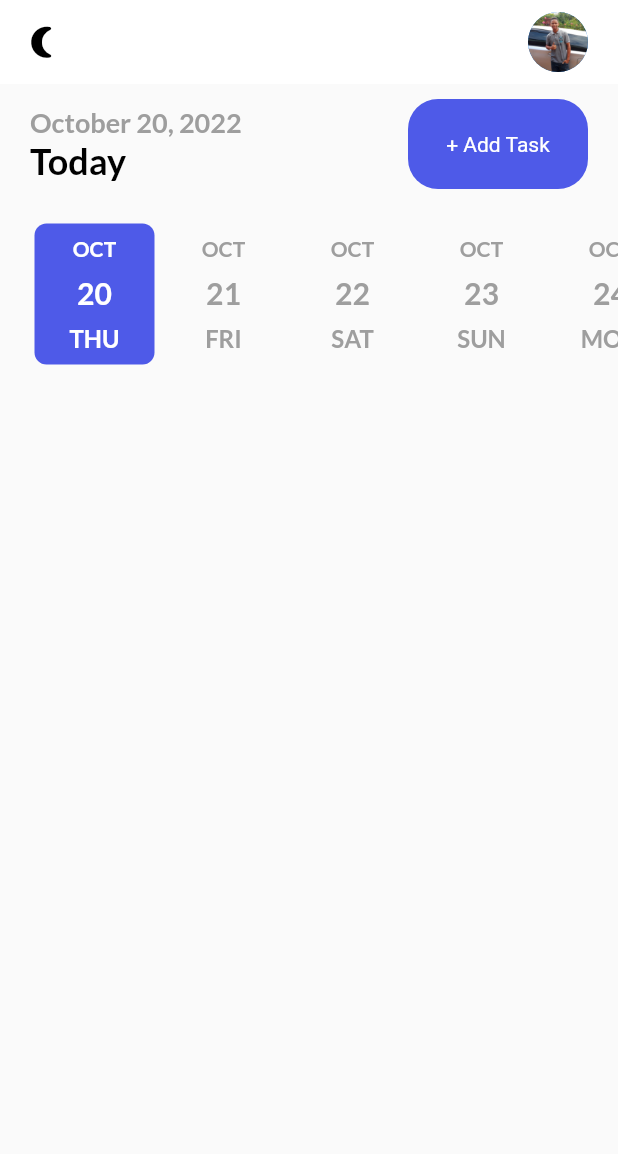
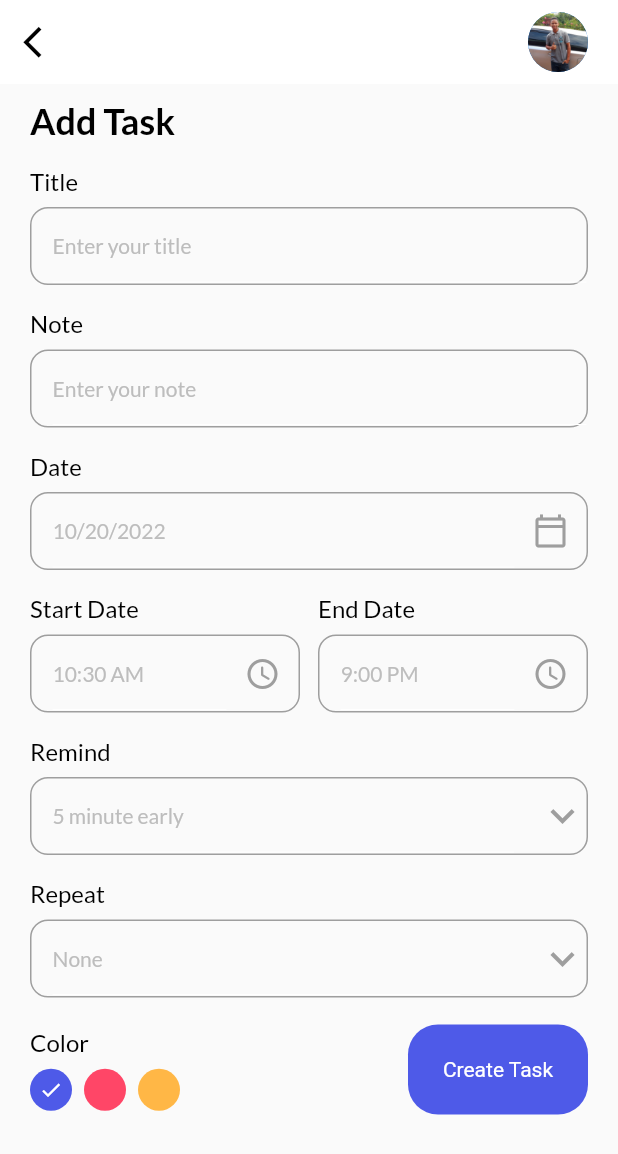
Before and after one commit to Alexandafransi/notify_app, a Flutter app: the screen it shows after launch, after a tap on "+ Add Task", on a phone screen of 412 x 824 dp. Shown: the top 1154 px of the screen. Run offline on Flutter 3.47's test engine with Material 2 defaults, Android fonts, the phone set to English and light mode, and no system bars; drawn by our look-alikes of date_picker_timeline; our stand-ins replace flutter_local_notifications, get, get_storage, google_fonts, timezone.

Commit message:
add task form/page added

```diff
--- /dev/null
+++ b/lib/ui/add_task_bar.dart
@@ -0,0 +1,239 @@
+import 'package:flutter/material.dart';
+import 'package:get/get.dart';
+import 'package:intl/intl.dart';
+import 'package:notify_app/ui/theme.dart';
+import 'package:notify_app/ui/widgets/button.dart';
+import 'package:notify_app/ui/widgets/input_field.dart';
+
+class AddTaskPage extends StatefulWidget {
+  const AddTaskPage({Key? key}) : super(key: key);
+
+  @override
+  State<AddTaskPage> createState() => _AddTaskPageState();
+}
+
+class _AddTaskPageState extends State<AddTaskPage> {
+  DateTime _selectedDate = DateTime.now();
+  String _endTime = "9:00 PM";
+  String _startTime = DateFormat('hh:mm a').format(DateTime.now()).toString();
+  int _selectedRemind = 5;
+  List<int> remindList=[
+    5,10,15,20
+  ];
+  String _selectedRepeat = "None";
+  List<String> repeatList=[
+    "None","Daily","Weekly","Monthly"
+  ];
+  int _selectedColor = 0;
+  @override
+  Widget build(BuildContext context) {
+    return Scaffold(
+      appBar: _appBar(context),
+      body: Container(
+        margin: EdgeInsets.only(top: 10),
+        padding: EdgeInsets.only(left: 20, right: 20),
+        child: SingleChildScrollView(
+          child: Column(
+            crossAxisAlignment: CrossAxisAlignment.start,
+            children: [
+              Text(
+                "Add Task",
+                style: headingStyle,
+              ),
+              MyInputField(title: "Title", hint: "Enter your title"),
+              MyInputField(title: "Note", hint: "Enter your note"),
+              MyInputField(
+                title: "Date",
+                hint: DateFormat.yMd().format(_selectedDate),
+                widget: IconButton(
+                  onPressed: () {
+                    _getDateFromUser();
+                  },
+                  icon: Icon(Icons.calendar_today_outlined),
+                  color: Colors.grey,
+                ),
+              ),
+              Row(
+                children: [
+                  Expanded(
+                      child: MyInputField(
+                    title: "Start Date",
+                    hint: _startTime,
+                    widget: IconButton(
+                        onPressed: () {
+                          _getTimeFromUser(isStartTime: true);
+                        },
+                        icon: Icon(
+                          Icons.access_time_rounded,
+                          color: Colors.grey,
+                        )),
+                  )),
+                  SizedBox(
+                    width: 12,
+                  ),
+                  Expanded(
+                      child: MyInputField(
+                    title: "End Date",
+                    hint: _endTime,
+                    widget: IconButton(
+                        onPressed: () {
+                          _getTimeFromUser(isStartTime: false);
+                        },
+                        icon: Icon(
+                          Icons.access_time_rounded,
+                          color: Colors.grey,
+                        )),
+                  )),
+                ],
+              ),
+              MyInputField(title: "Remind", hint: "$_selectedRemind minute early",
+              widget: DropdownButton(
+                icon: Icon(Icons.keyboard_arrow_down,color: Colors.grey,),
+                iconSize: 32,
+                elevation: 4,
+                style: subTitleStyle,
+                underline: Container(height: 0,),
+                items: remindList.map<DropdownMenuItem<String>>((int value){
+                  return DropdownMenuItem<String>(
+                    value: value.toString(),
+                    child: Text(value.toString()),
+                  );
+                }).toList(), onChanged: (String? value) {
+                  setState(() {
+                    _selectedRemind = int.parse(value!);
+                  });
+              },
+              ),
+              ),
+              MyInputField(title: "Repeat", hint: "$_selectedRepeat",
+              widget: DropdownButton(
+                icon: Icon(Icons.keyboard_arrow_down,color: Colors.grey,),
+                iconSize: 32,
+                elevation: 4,
+                style: subTitleStyle,
+                underline: Container(height: 0,),
+                items: repeatList.map<DropdownMenuItem<String>>((String value){
+                  return DropdownMenuItem<String>(
+                    value: value,
+                    child: Text(value, style: TextStyle(color: Colors.grey),),
+                  );
+                }).toList(), onChanged: (String? value) {
+                  setState(() {
+                    _selectedRepeat = value!;
+                  });
+              },
+              ),
+              ),
+              SizedBox(height: 18,),
+              Row(
+                mainAxisAlignment: MainAxisAlignment.spaceBetween,
+                crossAxisAlignment: CrossAxisAlignment.center,
+                children: [
+                  _colorPallete(),
+                  MyButton(label: "Create Task", onTap: ()=>null)
+                ],
+              )
+            ],
+          ),
+        ),
+      ),
+    );
+  }
+
+  _colorPallete(){
+    return Column(
+      crossAxisAlignment: CrossAxisAlignment.start,
+      children: [
+        Text("Color",
+          style: titleStyle,
+        ),
+        SizedBox(height: 8.0,),
+        Wrap(
+          children: List<Widget>.generate(3, (index) {
+            return GestureDetector(
+              onTap: (){
+                setState(() {
+                  _selectedColor=index;
+                });
+              },
+              child: Padding(
+                padding: const EdgeInsets.only(right: 8.0),
+                child: CircleAvatar(
+                  radius: 14,
+                  backgroundColor:  index==0?primaryClr:index==1?pinkClr:yellowClr,
+                  child: _selectedColor==index?Icon(Icons.done,color: Colors.white,size: 16,):Container(),
+                ),
+              ),
+            );
+          }),
+        )
+      ],
+    );
+  }
+  _appBar(BuildContext context) {
+    return AppBar(
+      elevation: 0,
+      backgroundColor: context.theme.backgroundColor,
+      leading: GestureDetector(
+        onTap: () {
+          Get.back();
+        },
+        child: Icon(
+          Icons.arrow_back_ios,
+          color: Get.isDarkMode ? Colors.white : Colors.black,
+          size: 25,
+        ),
+      ),
+      actions: const [
+        CircleAvatar(
+          backgroundImage: AssetImage("images/alex.jpg"),
+        ),
+        SizedBox(
+          width: 20,
+        )
+      ],
+    );
+  }
+
+  _getDateFromUser() async {
+    DateTime? _pickerDate = await showDatePicker(
+        context: context,
+        initialDate: DateTime.now(),
+        firstDate: DateTime(2015),
+        lastDate: DateTime(2122));
+
+    if (_pickerDate != null) {
+      setState(() {
+        _selectedDate = _pickerDate;
+      });
+    } else {
+      print("its null");
+    }
+  }
+
+  _getTimeFromUser({required bool isStartTime})async {
+   var pickedTime = await _showTimePicker();
+   String _formatedTime = pickedTime.format(context);
+
+   if(pickedTime==null){
+
+   }else if(isStartTime==true){
+     setState(() {
+       _startTime = _formatedTime;
+     });
+   }else if(isStartTime == false){
+     setState(() {
+       _endTime=_formatedTime;
+     });
+   }
+  }
+
+  _showTimePicker() {
+    return showTimePicker(
+        initialEntryMode: TimePickerEntryMode.input,
+        context: context, initialTime: TimeOfDay(
+        hour: int.parse(_startTime.split(":")[0]),
+        minute: int.parse(_startTime.split(":")[1].split(" ")[0])
+    ));
+  }
+}
--- a/lib/ui/home_page.dart
+++ b/lib/ui/home_page.dart
@@ -5,6 +5,7 @@ import 'package:intl/intl.dart';
 import 'package:notify_app/services/notification_services.dart';
 import 'package:notify_app/services/theme_services.dart';
 import 'package:get/get.dart';
+import 'package:notify_app/ui/add_task_bar.dart';
 import 'package:notify_app/ui/theme.dart';
 import 'package:notify_app/ui/widgets/button.dart';
 
@@ -97,7 +98,7 @@ class _HomePageState extends State<HomePage> {
               ],
             ),
           ),
-          MyButton(label: "+ Add Task", onTap: () => null)
+          MyButton(label: "+ Add Task", onTap: () => Get.to(AddTaskPage()))
         ],
       ),
     );
--- a/lib/ui/theme.dart
+++ b/lib/ui/theme.dart
@@ -42,3 +42,25 @@ TextStyle get headingStyle{
     )
   );
 }
+
+TextStyle get titleStyle{
+  return GoogleFonts.lato(
+    textStyle: TextStyle(
+      fontWeight: FontWeight.w400,
+      fontSize: 16,
+      color: Get.isDarkMode?Colors.white:Colors.black
+
+    )
+  );
+}
+
+
+TextStyle get subTitleStyle{
+  return GoogleFonts.lato(
+    textStyle: TextStyle(
+      fontSize: 14,
+      fontWeight: FontWeight.w400,
+      color:Get.isDarkMode? Colors.grey[100]:Colors.grey[400]
+    )
+  );
+}
--- /dev/null
+++ b/lib/ui/widgets/input_field.dart
@@ -0,0 +1,75 @@
+import 'package:flutter/material.dart';
+import 'package:flutter/rendering.dart';
+import 'package:notify_app/ui/theme.dart';
+import 'package:get/get.dart';
+
+class MyInputField extends StatelessWidget {
+  final String title;
+  final String hint;
+  final TextEditingController? controller;
+  final Widget? widget;
+  const MyInputField({Key? key,
+    required this.title,
+    required this.hint,
+    this.controller,
+    this.widget
+  }) : super(key: key);
+
+  @override
+  Widget build(BuildContext context) {
+    return Container(
+      margin: EdgeInsets.only(top: 16),
+      child: Column(
+        crossAxisAlignment: CrossAxisAlignment.start,
+        children: [
+          Text(
+            title,
+            style: titleStyle,
+          ),
+          Container(
+            height: 52,
+            margin: EdgeInsets.only(top: 8.0),
+            padding: EdgeInsets.only(left: 14),
+            decoration: BoxDecoration(
+              border: Border.all(
+                color: Colors.grey,
+                width: 1.0
+              ),
+              borderRadius: BorderRadius.circular(12)
+            ),
+            child: Row(
+              children: [
+                Expanded(
+                    child: TextFormField(
+                      readOnly: widget==null?false:true,
+                      autofocus: false,
+                      cursorColor: Get.isDarkMode?Colors.grey[100]:Colors.grey[700],
+                      controller: controller,
+                      style: subTitleStyle,
+                      decoration: InputDecoration(
+                        hintText: hint,
+                        hintStyle: subTitleStyle,
+                        focusedBorder: UnderlineInputBorder(
+                          borderSide: BorderSide(
+                            color: context.theme.backgroundColor,
+                            width: 0
+                          )
+                        ),
+                        enabledBorder:  UnderlineInputBorder(
+                            borderSide: BorderSide(
+                                color: context.theme.backgroundColor,
+                                width: 0
+                            )
+                        )
+                      ),
+                    )
+                ),
+                widget==null?Container():Container(child: widget,),
+              ],
+            ),
+          )
+        ],
+      ),
+    );
+  }
+}
```
